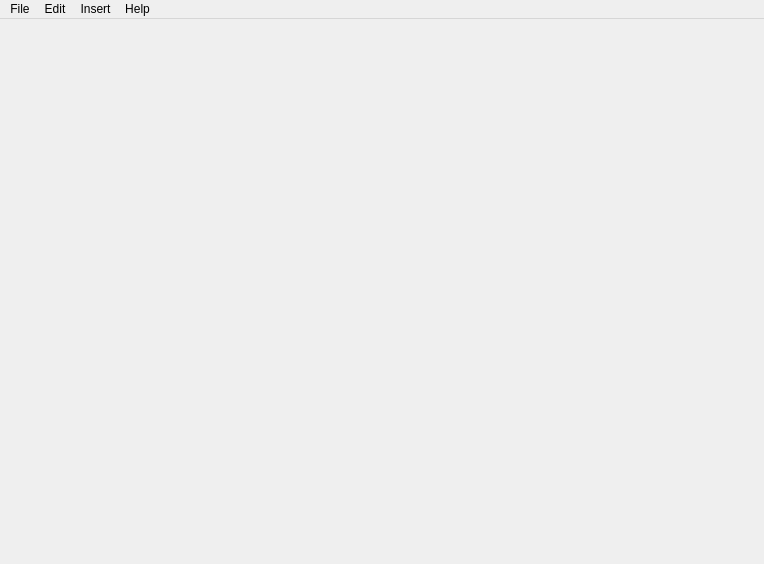
This is src/plugins/coregui/mainwindow.ui in victor-yacovlev/kumir2 as Qt 5 draws it before an edit. The edited form follows.
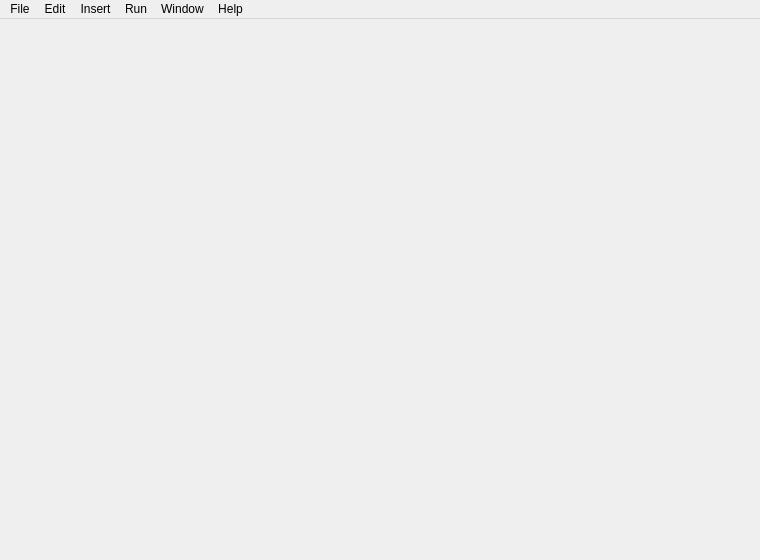
This is the edited form. Custom widgets are drawn as their Qt base class.

Diff of the .ui file:
```diff
--- a/src/plugins/coregui/mainwindow.ui
+++ b/src/plugins/coregui/mainwindow.ui
@@ -6,8 +6,8 @@
    <rect>
     <x>0</x>
     <y>0</y>
-    <width>764</width>
-    <height>564</height>
+    <width>760</width>
+    <height>560</height>
    </rect>
   </property>
   <property name="windowTitle">
@@ -53,7 +53,7 @@
     <rect>
      <x>0</x>
      <y>0</y>
-     <width>764</width>
+     <width>760</width>
      <height>21</height>
     </rect>
    </property>
@@ -111,9 +111,21 @@
      <string>Insert</string>
     </property>
    </widget>
+   <widget class="QMenu" name="menuRun">
+    <property name="title">
+     <string>Run</string>
+    </property>
+   </widget>
+   <widget class="QMenu" name="menuWindow">
+    <property name="title">
+     <string>Window</string>
+    </property>
+   </widget>
    <addaction name="menuFile"/>
    <addaction name="menuEdit"/>
    <addaction name="menuInsert"/>
+   <addaction name="menuRun"/>
+   <addaction name="menuWindow"/>
    <addaction name="menuHelp"/>
   </widget>
   <action name="actionNewProgram">
```
Left out of the diff: 2 changed lines with no effect on the pictures.
